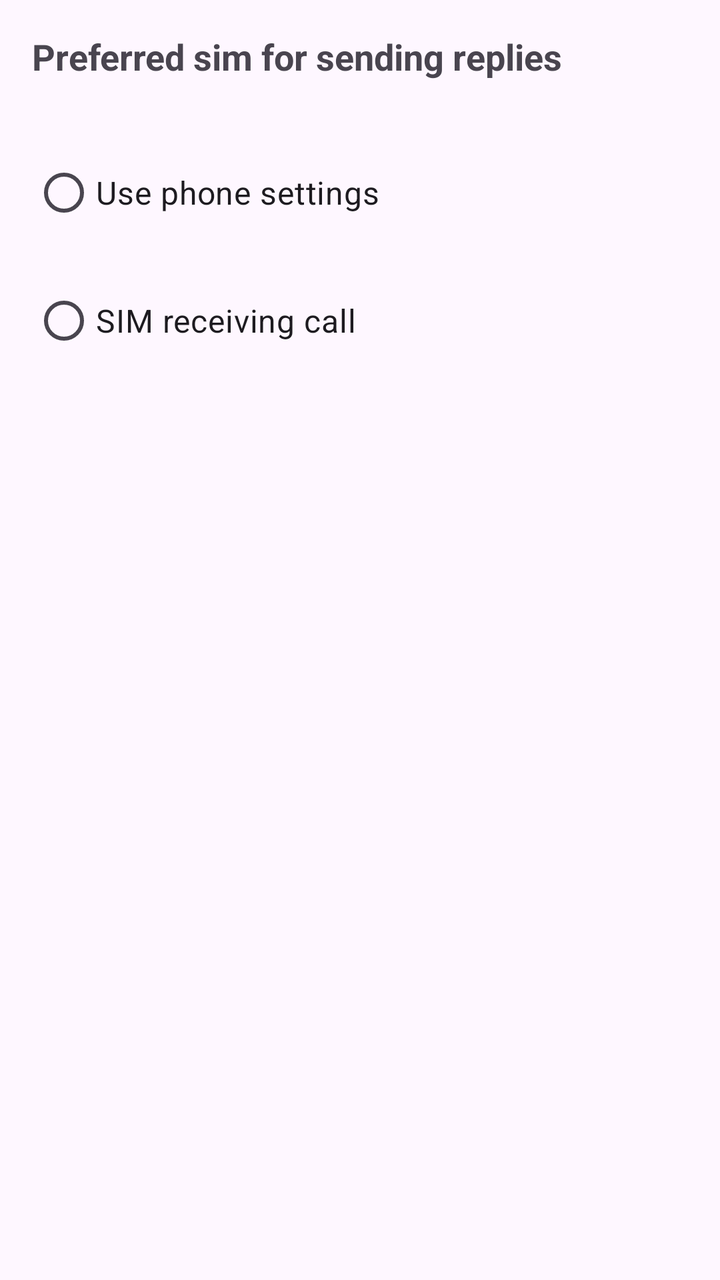
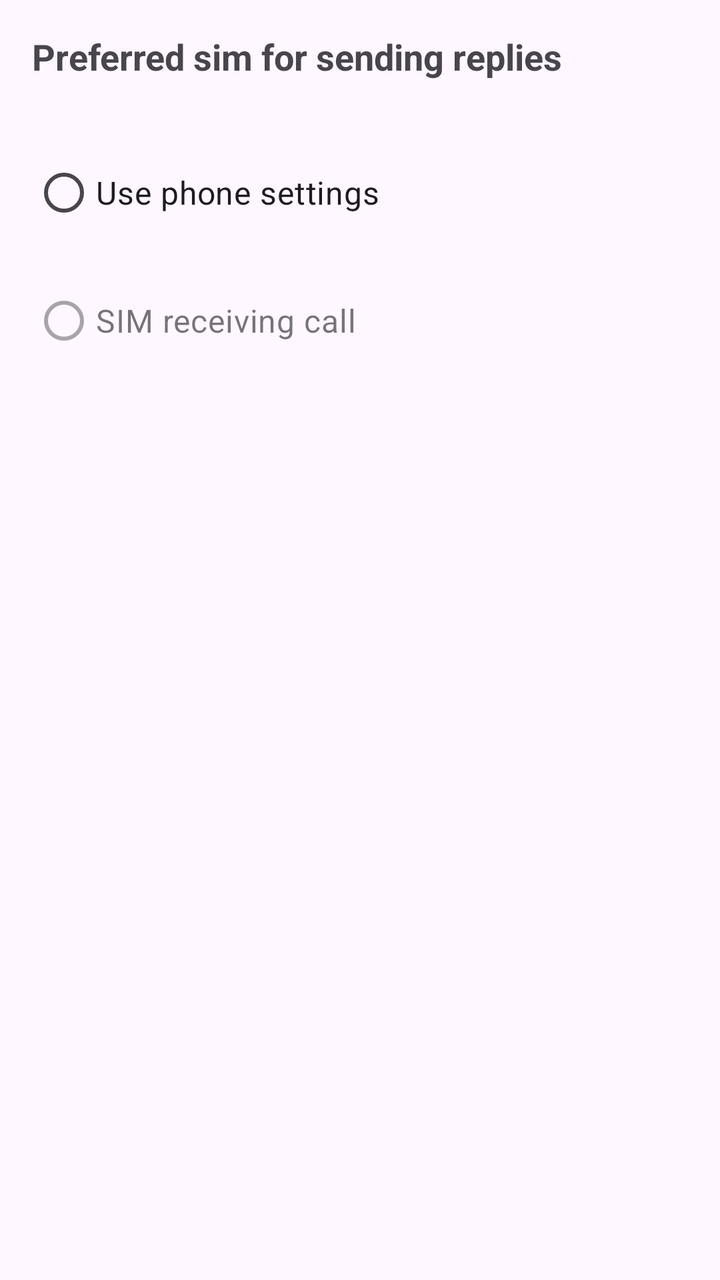

Before-and-after screenshots of an Android layout around one commit, followed by the original layout XML and the change that was made.
<!-- AndroidManifest.xml: application theme Theme.CallSwitch -->
<!-- res/layout/bottom_sheet_preferred_sim.xml -->
<?xml version="1.0" encoding="utf-8"?>
<LinearLayout xmlns:android="http://schemas.android.com/apk/res/android"
    android:layout_width="match_parent"
    android:layout_height="wrap_content"
    android:orientation="vertical">
    <TextView
        android:layout_marginHorizontal="16dp"
        android:layout_width="match_parent"
        android:layout_height="wrap_content"
        android:layout_marginTop="16dp"
        android:text="Preferred sim for sending replies"
        android:textSize="18sp"
        android:textStyle="bold"
        />
    <RadioGroup
        android:id="@+id/preferred_sim_settings_radio_group"
        android:layout_width="match_parent"
        android:layout_height="wrap_content"
        android:layout_marginBottom="16dp"
        android:layout_marginTop="16dp">

        <RadioButton
            android:id="@+id/preferred_sim_use_phone"
            android:textSize="16sp"
            android:layout_marginHorizontal="16dp"
            android:layout_marginTop="16dp"
            android:layout_width="match_parent"
            android:layout_height="wrap_content"
            android:text="@string/use_phone_settings"/>
        <RadioButton
            android:id="@+id/preferred_sim_receiving_sim"
            android:textSize="16sp"
            android:layout_marginHorizontal="16dp"
            android:layout_marginTop="16dp"
            android:layout_width="match_parent"
            android:layout_height="wrap_content"
            android:text="@string/sim_receiving_call"/>
    </RadioGroup>
</LinearLayout>
<!-- resources referenced by this layout -->
<resources>
  <string name="sim_receiving_call">SIM receiving call</string>
  <string name="use_phone_settings">Use phone settings</string>
  <style name="Theme.CallSwitch" parent="Base.Theme.CallSwitch" />
  <style name="Base.Theme.CallSwitch" parent="Theme.Material3.DayNight.NoActionBar">
          
          
          <item name="colorSurface">@color/blue</item>
          <item name="toolbarStyle">@style/Widget.App.Toolbar</item>
          <item name="bottomNavigationStyle">@style/Widget.App.BottomNavigationView</item>
      </style>
  <color name="blue">#2C5EAD</color>
  <style name="Widget.App.Toolbar" parent="Widget.Material3.Toolbar">
          <item name="materialThemeOverlay">@style/ThemeOverlay.App.Toolbar</item>
      </style>
  <style name="Widget.App.BottomNavigationView" parent="Widget.Material3.BottomNavigationView">
          <item name="materialThemeOverlay">@style/ThemeOverlay.App.BottomNavigationView</item>
      </style>
  <style name="ThemeOverlay.App.Toolbar" parent="">
          <item name="colorSurface">@color/blue</item>
          <item name="colorOnSurface">@color/blue</item>
          <item name="colorSurfaceContainer">@color/blue</item>
          <item name="colorOnSurfaceVariant">@color/white</item>
          <item name="titleTextColor">@color/white</item>
          <item name="iconTint">@color/white</item>
          <item name="textAppearanceTitleLarge">@style/TextAppearance.App.TitleLarge</item>
          <item name="textAppearanceTitleMedium">@style/TextAppearance.App.TitleMedium</item>
      </style>
  <style name="ThemeOverlay.App.BottomNavigationView" parent="">
          
          <item name="colorOnSurfaceVariant">@color/white</item>
          
          <item name="colorSurfaceContainer">@color/blue</item>
          
          <item name="colorSecondary">@color/blue</item>
          
          <item name="colorSecondaryContainer">@color/white</item>
          
          <item name="colorOnSecondaryContainer">@color/blue</item>
      </style>
  <color name="white">#FFFFFFFF</color>
  <style name="TextAppearance.App.TitleLarge" parent="TextAppearance.Material3.TitleLarge">
          
          
      </style>
  <style name="TextAppearance.App.TitleMedium" parent="TextAppearance.Material3.TitleMedium">
          
          
      </style>
</resources>

<!-- the commit's change to res/layout/bottom_sheet_preferred_sim.xml (unified diff, before → after) -->
@@ -28,6 +28,7 @@
             android:layout_height="wrap_content"
             android:text="@string/use_phone_settings"/>
         <RadioButton
+            android:enabled="false"
             android:id="@+id/preferred_sim_receiving_sim"
             android:textSize="16sp"
             android:layout_marginHorizontal="16dp"
